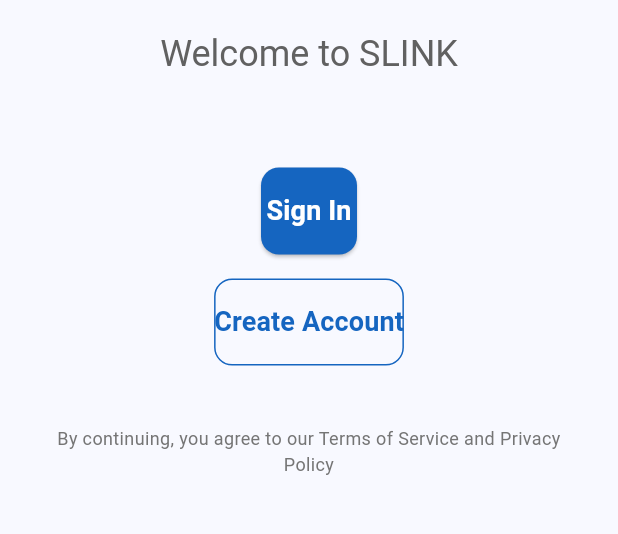
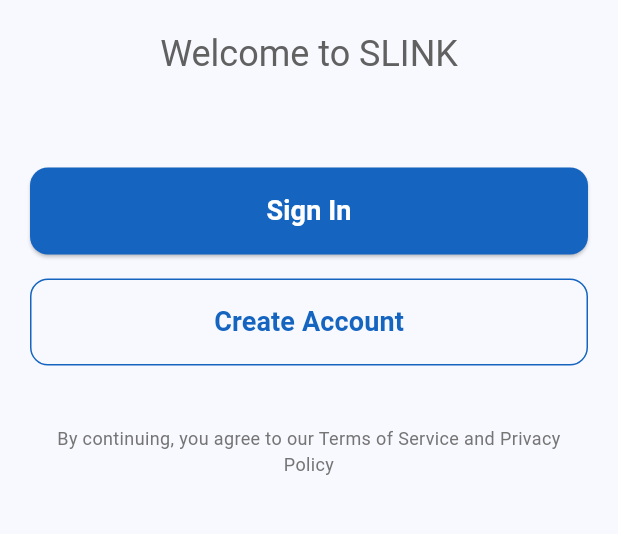
Before and after one commit to KoltzowLJ/slink_application, a Flutter app: the screen it shows after launch, on a phone screen of 412 x 824 dp, the part 407-941 px from its top. Run offline on Flutter 3.47's test engine with Material 3 defaults, Android fonts, the phone set to English and light mode, and no system bars; our stand-ins replace cloud_firestore, firebase_auth, firebase_core; accounts and stored records are empty.

Commit message:
Update login_page.dart
Update login page UI

```diff
--- a/lib/pages/login_page.dart
+++ b/lib/pages/login_page.dart
@@ -13,37 +13,11 @@ class LoginPage extends StatelessWidget {
       body: SafeArea(
         child: Padding(
           padding: const EdgeInsets.all(20.0),
-          child: _buildMainContent(context),
-        ),
-      ),
-    );
-  }
-
-  // Main content column
-  Widget _buildMainContent(BuildContext context) {
-    return Column(
+          child: Column(
             mainAxisAlignment: MainAxisAlignment.center,
             crossAxisAlignment: CrossAxisAlignment.stretch,
             children: [
-        // App title and welcome message
-        _buildHeader(context),
-        const SizedBox(height: 60),
-
-        // Authentication buttons
-        _buildAuthButtons(context),
-        const SizedBox(height: 40),
-
-        // Terms and conditions
-        _buildTermsText(context),
-      ],
-    );
-  }
-
-  // Header section with app title and welcome message
-  Widget _buildHeader(BuildContext context) {
-    return Column(
-      children: [
-        // App title
+              // Logo or App Name
               Text(
                 'SLINK',
                 style: Theme.of(context).textTheme.displayLarge?.copyWith(
@@ -53,8 +27,6 @@ class LoginPage extends StatelessWidget {
                 textAlign: TextAlign.center,
               ),
               const SizedBox(height: 20),
-
-        // Welcome message
               Text(
                 'Welcome to SLINK',
                 style: Theme.of(context).textTheme.headlineSmall?.copyWith(
@@ -62,18 +34,23 @@ class LoginPage extends StatelessWidget {
                     ),
                 textAlign: TextAlign.center,
               ),
-      ],
+              const SizedBox(height: 60),
+              // Sign In Button
+              ElevatedButton(
+                onPressed: () {
+                  Navigator.push(
+                    context,
+                    MaterialPageRoute(builder: (context) => const SignInPage()),
                   );
-  }
-
-  // Authentication buttons section
-  Widget _buildAuthButtons(BuildContext context) {
-    return Column(
-      children: [
-        // Sign In button
-        ElevatedButton(
-          onPressed: () => _navigateToSignIn(context),
-          style: _buildPrimaryButtonStyle(context),
+                },
+                style: ElevatedButton.styleFrom(
+                  backgroundColor: Colors.blue[800],
+                  foregroundColor: Colors.white,
+                  padding: const EdgeInsets.symmetric(vertical: 16),
+                  shape: RoundedRectangleBorder(
+                    borderRadius: BorderRadius.circular(12),
+                  ),
+                ),
                 child: const Text(
                   'Sign In',
                   style: TextStyle(
@@ -83,11 +60,22 @@ class LoginPage extends StatelessWidget {
                 ),
               ),
               const SizedBox(height: 16),
-
-        // Create Account button
+              // Sign Up Button
               OutlinedButton(
-          onPressed: () => _navigateToSignUp(context),
-          style: _buildSecondaryButtonStyle(context),
+                onPressed: () {
+                  Navigator.push(
+                    context,
+                    MaterialPageRoute(builder: (context) => const SignUpPage()),
+                  );
+                },
+                style: OutlinedButton.styleFrom(
+                  side: BorderSide(color: Colors.blue[800]!),
+                  foregroundColor: Colors.blue[800],
+                  padding: const EdgeInsets.symmetric(vertical: 16),
+                  shape: RoundedRectangleBorder(
+                    borderRadius: BorderRadius.circular(12),
+                  ),
+                ),
                 child: const Text(
                   'Create Account',
                   style: TextStyle(
@@ -96,58 +84,20 @@ class LoginPage extends StatelessWidget {
                   ),
                 ),
               ),
-      ],
-    );
-  }
-
-  // Terms and conditions text
-  Widget _buildTermsText(BuildContext context) {
-    return Text(
+              // Optional: Add social login buttons or other information
+              const SizedBox(height: 40),
+              Text(
                 'By continuing, you agree to our Terms of Service and Privacy Policy',
                 style: TextStyle(
                   color: Colors.grey[600],
                   fontSize: 12,
                 ),
                 textAlign: TextAlign.center,
-    );
-  }
-
-  // Primary button style (Filled button)
-  ButtonStyle _buildPrimaryButtonStyle(BuildContext context) {
-    return ElevatedButton.styleFrom(
-      backgroundColor: Colors.blue[800],
-      foregroundColor: Colors.white,
-      padding: const EdgeInsets.symmetric(vertical: 16),
-      shape: RoundedRectangleBorder(
-        borderRadius: BorderRadius.circular(12),
+              ),
+            ],
+          ),
+        ),
       ),
     );
   }
-
-  // Secondary button style (Outlined button)
-  ButtonStyle _buildSecondaryButtonStyle(BuildContext context) {
-    return OutlinedButton.styleFrom(
-      side: BorderSide(color: Colors.blue[800]!),
-      foregroundColor: Colors.blue[800],
-      padding: const EdgeInsets.symmetric(vertical: 16),
-      shape: RoundedRectangleBorder(
-        borderRadius: BorderRadius.circular(12),
-      ),
-    );
 }
-
-  // Navigation methods
-  void _navigateToSignIn(BuildContext context) {
-    Navigator.push(
-      context,
-      MaterialPageRoute(builder: (context) => const SignInPage()),
-    );
-  }
-
-  void _navigateToSignUp(BuildContext context) {
-    Navigator.push(
-      context,
-      MaterialPageRoute(builder: (context) => const SignUpPage()),
-    );
-  }
-}
```
Lines whose indentation alone changed are shown as unchanged.
